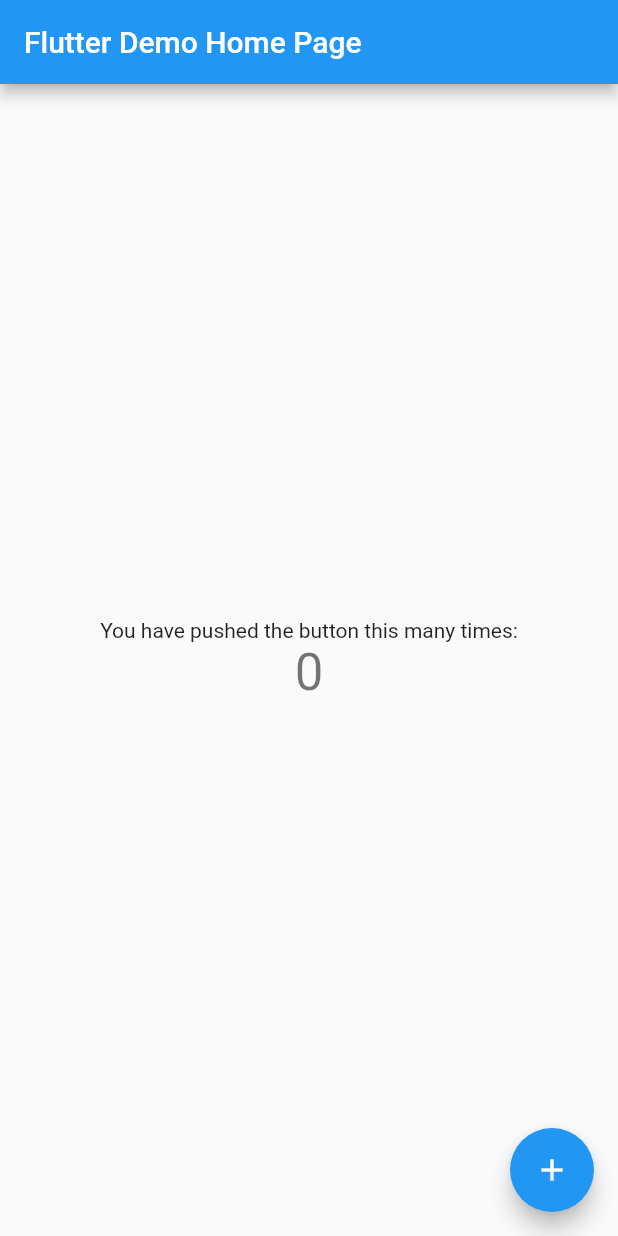
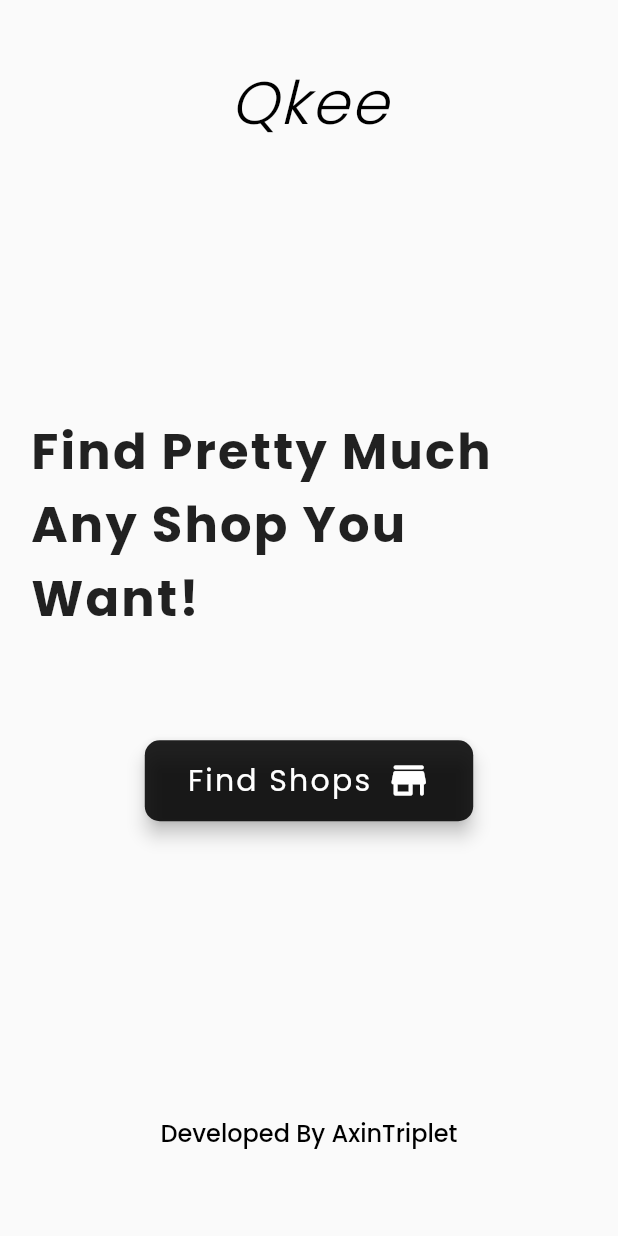
Before and after one commit to fatherof2sons/qkee, a Flutter app: the screen it shows after launch, on a phone screen of 412 x 824 dp. Run offline on Flutter 3.47's test engine with Material 2 defaults, Android fonts, the phone set to English and light mode, and no system bars.

```diff
--- a/lib/main.dart
+++ b/lib/main.dart
@@ -1,4 +1,6 @@
 import 'package:flutter/material.dart';
+import 'package:qkee/src/ui/home_page.dart';
+import 'src/ui/shop_page.dart';
 
 void main() {
   runApp(MyApp());
@@ -11,103 +13,10 @@
     return MaterialApp(
       title: 'Flutter Demo',
       theme: ThemeData(
-        // This is the theme of your application.
-        //
-        // Try running your application with "flutter run". You'll see the
-        // application has a blue toolbar. Then, without quitting the app, try
-        // changing the primarySwatch below to Colors.green and then invoke
-        // "hot reload" (press "r" in the console where you ran "flutter run",
-        // or simply save your changes to "hot reload" in a Flutter IDE).
-        // Notice that the counter didn't reset back to zero; the application
-        // is not restarted.
-        primarySwatch: Colors.blue,
+        primaryColor: Colors.white,
+        fontFamily: "Poppins",
       ),
-      home: MyHomePage(title: 'Flutter Demo Home Page'),
+      home: HomePage(),
     );
   }
 }
-
-class MyHomePage extends StatefulWidget {
-  MyHomePage({Key? key, required this.title}) : super(key: key);
-
-  // This widget is the home page of your application. It is stateful, meaning
-  // that it has a State object (defined below) that contains fields that affect
-  // how it looks.
-
-  // This class is the configuration for the state. It holds the values (in this
-  // case the title) provided by the parent (in this case the App widget) and
-  // used by the build method of the State. Fields in a Widget subclass are
-  // always marked "final".
-
-  final String title;
-
-  @override
-  _MyHomePageState createState() => _MyHomePageState();
-}
-
-class _MyHomePageState extends State<MyHomePage> {
-  int _counter = 0;
-
-  void _incrementCounter() {
-    setState(() {
-      // This call to setState tells the Flutter framework that something has
-      // changed in this State, which causes it to rerun the build method below
-      // so that the display can reflect the updated values. If we changed
-      // _counter without calling setState(), then the build method would not be
-      // called again, and so nothing would appear to happen.
-      _counter++;
-    });
-  }
-
-  @override
-  Widget build(BuildContext context) {
-    // This method is rerun every time setState is called, for instance as done
-    // by the _incrementCounter method above.
-    //
-    // The Flutter framework has been optimized to make rerunning build methods
-    // fast, so that you can just rebuild anything that needs updating rather
-    // than having to individually change instances of widgets.
-    return Scaffold(
-      appBar: AppBar(
-        // Here we take the value from the MyHomePage object that was created by
-        // the App.build method, and use it to set our appbar title.
-        title: Text(widget.title),
-      ),
-      body: Center(
-        // Center is a layout widget. It takes a single child and positions it
-        // in the middle of the parent.
-        child: Column(
-          // Column is also a layout widget. It takes a list of children and
-          // arranges them vertically. By default, it sizes itself to fit its
-          // children horizontally, and tries to be as tall as its parent.
-          //
-          // Invoke "debug painting" (press "p" in the console, choose the
-          // "Toggle Debug Paint" action from the Flutter Inspector in Android
-          // Studio, or the "Toggle Debug Paint" command in Visual Studio Code)
-          // to see the wireframe for each widget.
-          //
-          // Column has various properties to control how it sizes itself and
-          // how it positions its children. Here we use mainAxisAlignment to
-          // center the children vertically; the main axis here is the vertical
-          // axis because Columns are vertical (the cross axis would be
-          // horizontal).
-          mainAxisAlignment: MainAxisAlignment.center,
-          children: <Widget>[
-            Text(
-              'You have pushed the button this many times:',
-            ),
-            Text(
-              '$_counter',
-              style: Theme.of(context).textTheme.headline4,
-            ),
-          ],
-        ),
-      ),
-      floatingActionButton: FloatingActionButton(
-        onPressed: _incrementCounter,
-        tooltip: 'Increment',
-        child: Icon(Icons.add),
-      ), // This trailing comma makes auto-formatting nicer for build methods.
-    );
-  }
-}
--- /dev/null
+++ b/lib/src/model/shop.dart
@@ -0,0 +1,41 @@
+import 'package:flutter/foundation.dart';
+
+class Shop {
+  Shop({
+    @required this.name,
+    @required this.image,
+    @required this.district,
+    @required this.contactNumber,
+  });
+  final String? name;
+  final String? image;
+  final String? district;
+  final int? contactNumber;
+
+  @override
+  String toString() => "$name";
+}
+
+List<Shop> shops = [
+  Shop(
+    name: "Inizeo",
+    image:
+        "https://lh5.googleusercontent.com/-kdTPE2ujdTs/XA0aHbRpQJI/AAAAAAAA2rA/9vihbA3aQgE-Vli7tiph7crZ7YBtKCwrwCLIBGAYYCw/w1440-h1080-k-no/",
+    district: "Hulhumale",
+    contactNumber: 7683541,
+  ),
+  Shop(
+    name: "Slender Mart",
+    image:
+        "https://fastly.4sqi.net/img/general/200x200/25595632_If31pqtV8M0539b7gwbDjuTcCw9JaUqsDuOB9B9JNfQ.jpg",
+    district: "Henveiru",
+    contactNumber: 7236752,
+  ),
+  Shop(
+    name: "Fathaha Star",
+    image:
+        "https://fastly.4sqi.net/img/general/600x600/69841231_lqpZdqcfbYca79euZz8cAva-96OPd8GZlifH4F4TMEk.jpg",
+    district: "Maafannu",
+    contactNumber: 9867230,
+  ),
+];
--- /dev/null
+++ b/lib/src/ui/home_page.dart
@@ -0,0 +1,47 @@
+import 'package:flutter/material.dart';
+import 'package:qkee/src/widgets/home/footer_main.dart';
+import 'package:qkee/src/widgets/home/search_button.dart';
+import 'package:qkee/src/widgets/home/search_engine.dart';
+import 'package:qkee/src/widgets/home/text_main.dart';
+import 'package:qkee/src/widgets/home/title_main.dart';
+
+class HomePage extends StatelessWidget {
+  const HomePage({Key? key}) : super(key: key);
+
+  @override
+  Widget build(BuildContext context) {
+    return Scaffold(
+      body: SafeArea(
+        child: Column(
+          children: [
+            Expanded(
+              flex: 1,
+              child: MainTitle(title: "Qkee"),
+            ),
+            Expanded(
+              flex: 4,
+              child: Container(
+                padding: EdgeInsets.symmetric(horizontal: 20.0),
+                child: Column(
+                  mainAxisAlignment: MainAxisAlignment.center,
+                  children: [
+                    MainText(text: "Find Pretty Much Any Shop You Want!"),
+                    SizedBox(height: 70.0),
+                    SearchButton(
+                        onPressed: () => showSearch(
+                            context: context, delegate: SearchEngine()),
+                        btnText: "Find Shops")
+                  ],
+                ),
+              ),
+            ),
+            Expanded(
+              flex: 1,
+              child: FooterMain(footerText: "Developed By AxinTriplet"),
+            ),
+          ],
+        ),
+      ),
+    );
+  }
+}
--- /dev/null
+++ b/lib/src/widgets/home/footer_main.dart
@@ -0,0 +1,21 @@
+import 'package:flutter/material.dart';
+
+class FooterMain extends StatelessWidget {
+  FooterMain({Key? key, @required this.footerText}) : super(key: key);
+  final String? footerText;
+
+  @override
+  Widget build(BuildContext context) {
+    return Container(
+      alignment: Alignment.center,
+      child: Text(
+        footerText!,
+        style: TextStyle(
+          fontSize: 16.0,
+          color: Colors.black,
+          fontWeight: FontWeight.w500,
+        ),
+      ),
+    );
+  }
+}
--- /dev/null
+++ b/lib/src/widgets/home/search_button.dart
@@ -0,0 +1,45 @@
+import 'package:flutter/material.dart';
+
+class SearchButton extends StatelessWidget {
+  SearchButton({
+    Key? key,
+    @required this.onPressed,
+    @required this.btnText,
+  }) : super(key: key);
+  final void Function()? onPressed;
+  final String? btnText;
+
+  @override
+  Widget build(BuildContext context) {
+    return MaterialButton(
+      elevation: 5.0,
+      color: Colors.black87,
+      shape: RoundedRectangleBorder(
+          borderRadius: BorderRadius.circular(10.0), side: BorderSide.none),
+      child: Padding(
+        padding: const EdgeInsets.all(12.0),
+        child: Row(
+          mainAxisSize: MainAxisSize.min,
+          children: [
+            Text(
+              btnText!,
+              style: TextStyle(
+                fontSize: 20.0,
+                color: Colors.white,
+                letterSpacing: 1.5,
+                fontWeight: FontWeight.w400,
+              ),
+            ),
+            SizedBox(width: 10.0),
+            Icon(
+              Icons.store_rounded,
+              size: 30.0,
+              color: Colors.white,
+            ),
+          ],
+        ),
+      ),
+      onPressed: onPressed,
+    );
+  }
+}
--- /dev/null
+++ b/lib/src/widgets/home/text_main.dart
@@ -0,0 +1,19 @@
+import 'package:flutter/material.dart';
+
+class MainText extends StatelessWidget {
+  MainText({Key? key, @required this.text}) : super(key: key);
+
+  final String? text;
+
+  @override
+  Widget build(BuildContext context) {
+    return Text(
+      text!,
+      style: TextStyle(
+        fontSize: 33.0,
+        fontWeight: FontWeight.w700,
+        letterSpacing: 1.5,
+      ),
+    );
+  }
+}
--- /dev/null
+++ b/lib/src/widgets/home/title_main.dart
@@ -0,0 +1,23 @@
+import 'package:flutter/material.dart';
+
+class MainTitle extends StatelessWidget {
+  MainTitle({Key? key, @required this.title}) : super(key: key);
+  final String? title;
+
+  @override
+  Widget build(BuildContext context) {
+    return Container(
+      alignment: Alignment.center,
+      child: Text(
+        title!,
+        style: TextStyle(
+          fontSize: 40.0,
+          color: Colors.black,
+          fontStyle: FontStyle.italic,
+          fontWeight: FontWeight.w300,
+          letterSpacing: 1.5,
+        ),
+      ),
+    );
+  }
+}
```
Also changed, not shown: lib/src/ui/shop_page.dart (added, +28 -0 lines), lib/src/widgets/home/search_engine.dart (added, +98 -0 lines), pubspec.yaml (+11 -4 lines), assets/fonts/Poppins-Bold.ttf (added), assets/fonts/Poppins-ExtraBold.ttf (added), assets/fonts/Poppins-ExtraLight.ttf (added), assets/fonts/Poppins-Light.ttf (added), assets/fonts/Poppins-Medium.ttf (added), assets/fonts/Poppins-Regular.ttf (added), assets/fonts/Poppins-SemiBold.ttf (added), assets/fonts/Poppins-Thin.ttf (added).
